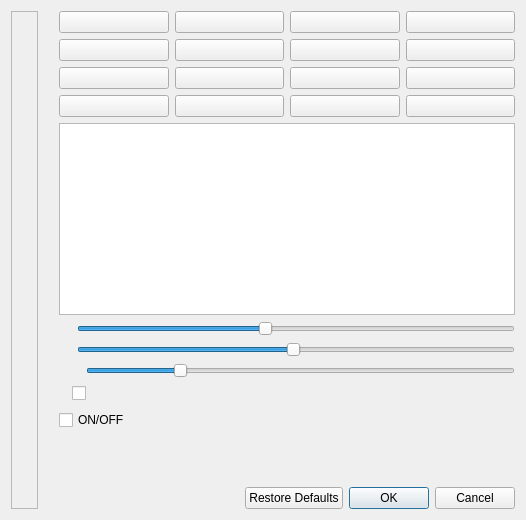
Old version of the form showclick/showclickDialog.ui in the repository vkohaupt/vokoShowClick.
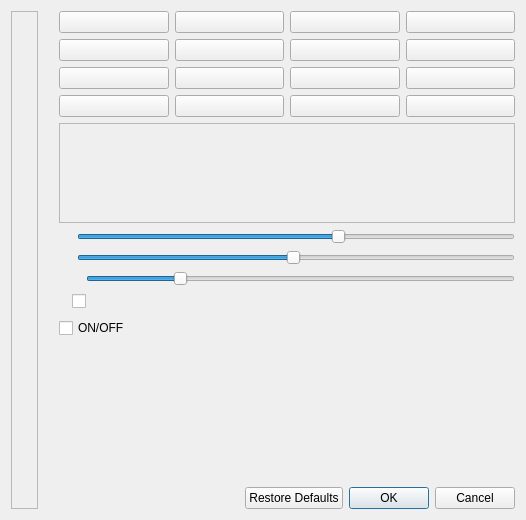
New version of the form. Icons and pictures are not drawn.

Commit message: change QGraphicsView to QFrame

Diff of the .ui file:
```diff
--- a/showclick/showclickDialog.ui
+++ b/showclick/showclickDialog.ui
@@ -240,18 +240,27 @@
       </layout>
      </item>
      <item>
-      <layout class="QHBoxLayout" name="horizontalLayout_5">
-       <item>
-        <widget class="QGraphicsView" name="graphicsView">
-         <property name="minimumSize">
-          <size>
-           <width>0</width>
-           <height>110</height>
-          </size>
-         </property>
-        </widget>
-       </item>
-      </layout>
+      <widget class="QFrame" name="frame_3">
+       <property name="sizePolicy">
+        <sizepolicy hsizetype="Preferred" vsizetype="Fixed">
+         <horstretch>0</horstretch>
+         <verstretch>0</verstretch>
+        </sizepolicy>
+       </property>
+       <property name="minimumSize">
+        <size>
+         <width>0</width>
+         <height>100</height>
+        </size>
+       </property>
+       <property name="frameShape">
+        <enum>QFrame::StyledPanel</enum>
+       </property>
+       <property name="frameShadow">
+        <enum>QFrame::Raised</enum>
+       </property>
+       <layout class="QHBoxLayout" name="horizontalLayout_9"/>
+      </widget>
      </item>
      <item>
       <layout class="QHBoxLayout" name="horizontalLayout_4">
@@ -280,16 +289,16 @@
        <item>
         <widget class="QSlider" name="horizontalSliderCircle">
          <property name="minimum">
-          <number>40</number>
+          <number>20</number>
          </property>
          <property name="maximum">
-          <number>110</number>
+          <number>70</number>
          </property>
          <property name="value">
-          <number>70</number>
+          <number>50</number>
          </property>
          <property name="sliderPosition">
-          <number>70</number>
+          <number>50</number>
          </property>
          <property name="orientation">
           <enum>Qt::Horizontal</enum>
```
Left out of the diff: 116 changed lines with no effect on the pictures. The commit also changes 1 other file.
